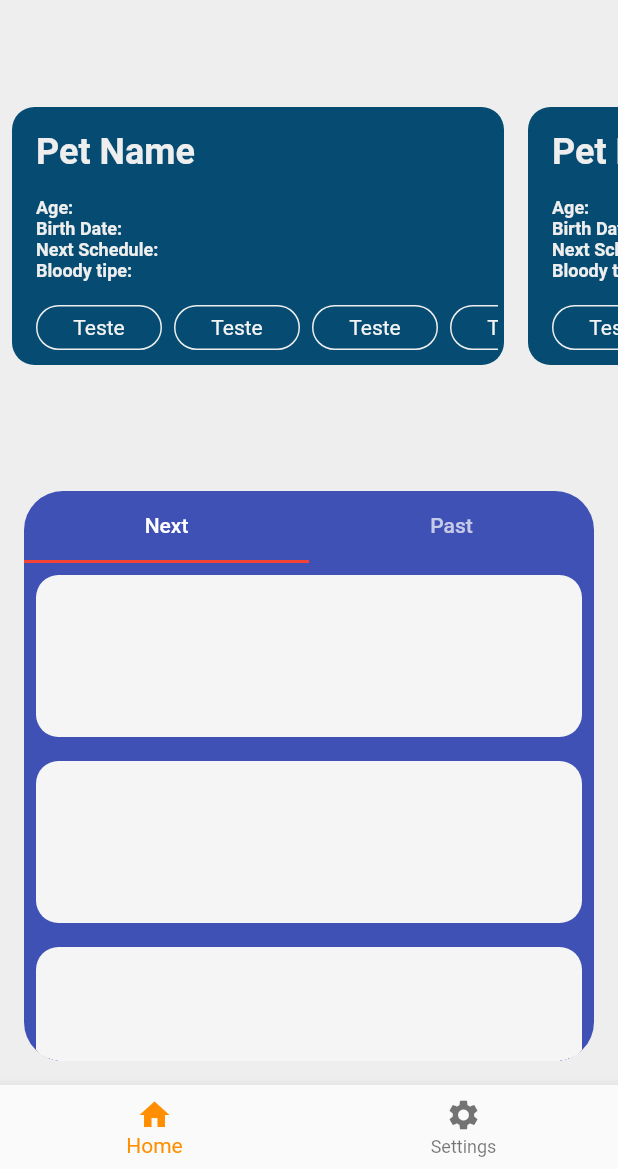
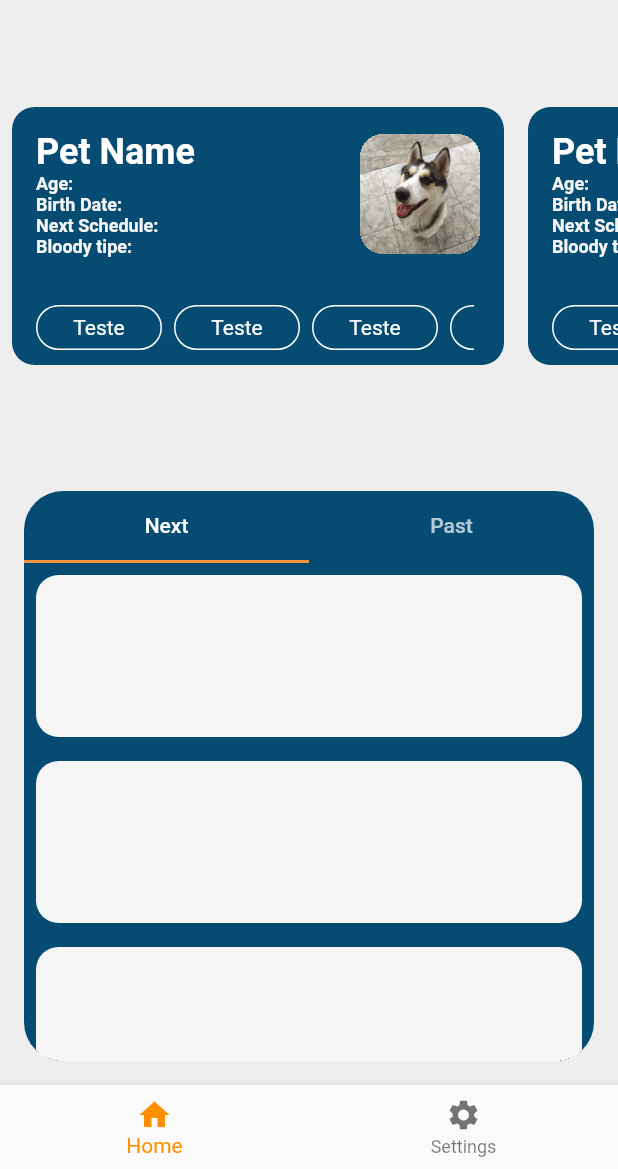
Before and after one commit to LucasGabriiel/MyPetsHybrid, a Flutter app: the screen it shows after launch, on a phone screen of 412 x 824 dp, the part 67-1236 px from its top. Run offline on Flutter 3.47's test engine with Material 2 defaults, Android fonts, the light colour scheme and no system bars; statements that could not run were skipped.

Commit message:
change colors and add images

```diff
--- a/lib/components/container_pet_card.dart
+++ b/lib/components/container_pet_card.dart
@@ -7,6 +7,7 @@ class ContainerPetDescription extends StatelessWidget {
   @override
   Widget build(BuildContext context) {
     final currentTheme = Theme.of(context).colorScheme;
+
 
     return  Padding(
       padding: const EdgeInsets.only(top: 12),
@@ -18,47 +19,61 @@ class ContainerPetDescription extends StatelessWidget {
           color: currentTheme.tertiary,
         ),
         child: Padding(
-          padding: const EdgeInsets.only(left: 16 ),
+          padding: const EdgeInsets.only(left: 16, right: 16 ),
           child: Column(
               crossAxisAlignment: CrossAxisAlignment.start,
               children: [
                 Padding(
                   padding: const EdgeInsets.only(top: 16, bottom: 16 ),
                   child: Row(
-                    children: const [
+                    children:[
+                      Column(
+                        crossAxisAlignment: CrossAxisAlignment.start,
+                        children: [
                           Text("Pet Name",
                               style: TextStyle(
-                            color: Color(0xFFEEEEEE),
+                                color: currentTheme.primary,
                                 fontSize: 24,
                                 fontWeight: FontWeight.bold,)
-                      )
-                    ],
-                  ),
                           ),
                           const Text ("Age:",
                               style: TextStyle(
-                      color: Color(0xFFEEEEEE),
                                 fontSize: 12,
                                 fontWeight: FontWeight.bold,)
                           ),
                           const Text ("Birth Date:",
                               style: TextStyle(
-                      color: Color(0xFFEEEEEE),
                                 fontSize: 12,
                                 fontWeight: FontWeight.bold,)
                           ),
                           const Text ("Next Schedule:",
                               style: TextStyle(
-                      color: Color(0xFFEEEEEE),
                                 fontSize: 12,
                                 fontWeight: FontWeight.bold,)
                           ),
                           const Text ("Bloody tipe:",
                               style: TextStyle(
-                      color: Color(0xFFEEEEEE),
                                 fontSize: 12,
                                 fontWeight: FontWeight.bold,)
                           ),
+                        ],
+                      ),
+
+                      Spacer(),
+                      Container(
+                        clipBehavior: Clip.hardEdge,
+                        decoration: BoxDecoration(
+                          borderRadius: BorderRadius.circular(15)
+                        ),
+                        child: Image.asset("images/Diana.jpeg",
+                        height: 80,
+                        width: 80,
+                        fit: BoxFit.cover,),
+                      )
+                    ],
+                  ),
+                ),
+
                 const SizedBox(height: 16),
                 Padding(
                   padding: const EdgeInsets.only(right: 4.0),
@@ -73,12 +88,17 @@ class ContainerPetDescription extends StatelessWidget {
                               decoration: BoxDecoration(
                                 color: Colors.transparent,
                                 borderRadius: BorderRadius.circular(15),
-                                border: Border.all(color: const Color(0xFFEEEEEE))
+                                border: Border.all(color: currentTheme.primary)
                               ),
                               width: 84,
                               height: 30,
-                              child: const Center(child: Text('Teste')),
+                              child: Center(
+                                      child: Text('Teste',
+                                              style: TextStyle(
+                                                      color: currentTheme.primary,)
                                           ),
+                                        ),
+                         )
                          );
                         }
                     ),
--- a/lib/scenes/home.dart
+++ b/lib/scenes/home.dart
@@ -6,6 +6,9 @@ import '../components/container_schedule_item.dart';
 class HomePage extends StatelessWidget {
   @override
   Widget build(BuildContext context) {
+    final currentTheme = Theme.of(context).colorScheme;
+
+
     return Scaffold(
       appBar: AppBar(
         title: const Text('My Pets'),
@@ -36,7 +39,7 @@ class HomePage extends StatelessWidget {
                     child: Column(
                     children: [
                     TabBar(
-                      indicatorColor: Colors.red,
+                      indicatorColor: currentTheme.surface,
                       tabs: [
                         Tab(
                           text: 'Next',
@@ -70,7 +73,7 @@ class HomePage extends StatelessWidget {
               ),
               margin: EdgeInsets.all(16),
               decoration: BoxDecoration(
-                color: Colors.indigo,
+                color: currentTheme.tertiary,
                 borderRadius: BorderRadius.circular(26),
               ),
             ),
--- a/lib/scenes/settings.dart
+++ b/lib/scenes/settings.dart
@@ -17,7 +17,7 @@ class Settings extends StatelessWidget {
         itemBuilder: (BuildContext context, int index) {
           return Padding(
             padding: const EdgeInsets.only(left: 16, top: 6, right: 16, bottom: 6),
-            child: Text(options[index]),
+            child: Text(options[index],style: TextStyle(color: Colors.black),),
           );
         }
         )
--- a/pubspec.yaml
+++ b/pubspec.yaml
@@ -61,7 +61,9 @@ flutter:
   # To add assets to your application, add an assets section, like this:
   assets:
      - images/logo.png
-  #   - images/a_dot_ham.jpeg
+     - images/Diana.jpeg
+     - images/Jake.jpeg
+     - images/Jubileu.jpeg
 
   # An image asset can refer to one or more resolution-specific "variants", see
   # https://flutter.dev/assets-and-images/#resolution-aware
```
Also changed, not shown: images/Diana.jpeg (added), images/Jake.jpeg (added), images/Jubileu.jpeg (added). Lines whose indentation alone changed are shown as unchanged.
